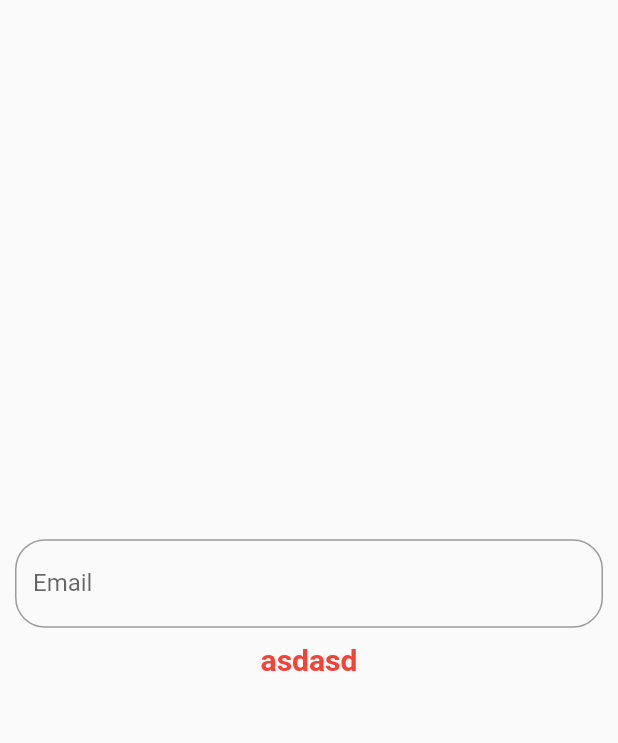
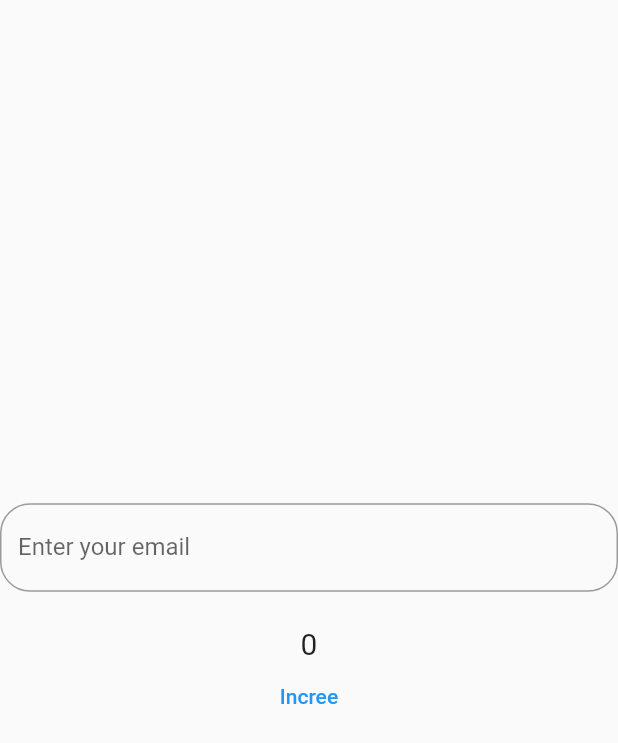
Before and after one commit to phamdatt/Flutter-App, a Flutter app: the screen it shows after launch, on a phone screen of 412 x 824 dp. Shown: the top 743 px of the screen. Run offline on Flutter 3.47's test engine with Material 2 defaults, Android fonts, the phone set to English and light mode, and no system bars.

Commit message:
dev-dat-push

```diff
--- a/lib/MyApp.dart
+++ b/lib/MyApp.dart
@@ -1,10 +1,6 @@
 import 'package:flutter/material.dart';
-import 'package:intl/intl.dart';
 
 class MyApp extends StatefulWidget {
-  String name;
-  int age;
-  MyApp({required this.name, required this.age});
   @override
   State<StatefulWidget> createState() {
     return _MyAppState();
@@ -12,22 +8,28 @@ class MyApp extends StatefulWidget {
 }
 
 class _MyAppState extends State<MyApp> {
-  String _email = ''; //this is state
-  final emailEditingController = TextEditingController();
-  DateTime now = new DateTime.now();
+  final EmailController = TextEditingController();
+  String _email = '';
+  int count = 0;
+  incree() {
+    this.setState(() {
+      count++;
+    });
+  }
+
   @override
   Widget build(BuildContext context) {
+    // TODO: implement build
     return MaterialApp(
-        title: 'This is statefullWidget',
+        title: 'This is test',
         home: Scaffold(
-            body: Center(
+            body: SafeArea(
                 child: Column(
           mainAxisAlignment: MainAxisAlignment.center,
           children: <Widget>[
             Container(
-              padding: EdgeInsets.symmetric(vertical: 10, horizontal: 10),
                 child: TextField(
-                controller: emailEditingController,
+              controller: EmailController,
               onChanged: (text) {
                 this.setState(() {
                   _email = text;
@@ -36,21 +38,25 @@ class _MyAppState extends State<MyApp> {
               decoration: InputDecoration(
                   border: OutlineInputBorder(
                       borderRadius:
-                          const BorderRadius.all(const Radius.circular(20)),
-                    ),
-                    labelText: "Email"),
-              ),
-            ),
-            Text(
-              "asdasd",
-              style: TextStyle(
-                  fontWeight: FontWeight.bold, fontSize: 20, color: Colors.red),
-            ),
+                          const BorderRadius.all(Radius.circular(20))),
+                  labelText: "Enter your email"),
+            )),
             Text(
               _email,
               style: TextStyle(
-                  fontWeight: FontWeight.bold, fontSize: 20, color: Colors.red),
+                  fontSize: 20, fontWeight: FontWeight.bold, color: Colors.red),
               textDirection: TextDirection.ltr,
+            ),
+            Text(
+              '$count',
+              style: TextStyle(fontSize: 20),
+              textDirection: TextDirection.ltr,
+            ),
+            TextButton(
+              child: Text('Incree'),
+              onPressed: () {
+                incree();
+              },
             )
           ],
         ))));
--- a/lib/main.dart
+++ b/lib/main.dart
@@ -2,8 +2,5 @@ import 'package:flutter/material.dart';
 import 'MyApp.dart';
 
 void main() {
-  runApp(MyApp(
-    name: 'Pham Tien Dat',
-    age: 23,
-  ));
+  runApp(MyApp());
 }
--- a/pubspec.yaml
+++ b/pubspec.yaml
@@ -33,7 +33,6 @@ dependencies:
   # The following adds the Cupertino Icons font to your application.
   # Use with the CupertinoIcons class for iOS style icons.
   cupertino_icons: ^1.0.2
-  intl: ^0.17.0
 
 dev_dependencies:
   flutter_test:
```
Also changed, not shown: pubspec.lock. Lines whose indentation alone changed are shown as unchanged.
